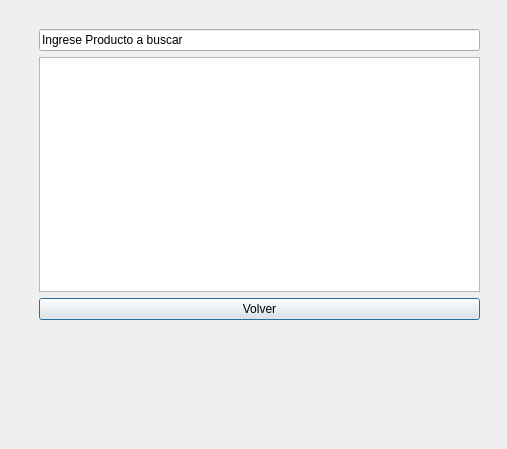
Before: the Qt Designer form ui/ventanaModificarProducto.ui in WGand/ProyectoIS, drawn with Qt 5.
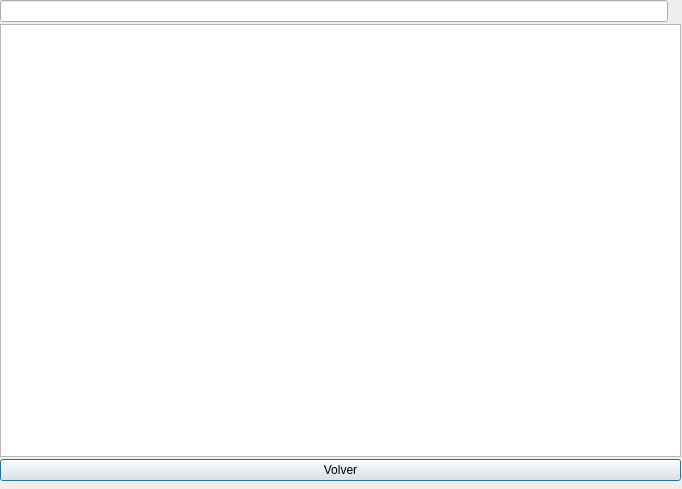
After: the same form once the commit is applied. Icons and pictures are not drawn.

Commit message: ventanaListarInventario, ventanaRegistrarVenta, ventanaModificarProducto

```diff
--- a/ui/ventanaModificarProducto.ui
+++ b/ui/ventanaModificarProducto.ui
@@ -6,8 +6,8 @@
    <rect>
     <x>0</x>
     <y>0</y>
-    <width>507</width>
-    <height>449</height>
+    <width>682</width>
+    <height>489</height>
    </rect>
   </property>
   <property name="windowTitle">
@@ -16,30 +16,57 @@
   <widget class="QWidget" name="verticalLayoutWidget">
    <property name="geometry">
     <rect>
-     <x>39</x>
-     <y>29</y>
-     <width>441</width>
-     <height>291</height>
+     <x>0</x>
+     <y>0</y>
+     <width>681</width>
+     <height>481</height>
     </rect>
    </property>
-   <layout class="QVBoxLayout" name="verticalLayout">
-    <item>
-     <widget class="QLineEdit" name="campoTexto">
-      <property name="text">
-       <string>Ingrese Producto a buscar</string>
-      </property>
-     </widget>
-    </item>
-    <item>
-     <widget class="QTableView" name="tableView"/>
-    </item>
-    <item>
+   <layout class="QGridLayout" name="gridLayout" rowstretch="0,0,0">
+    <property name="verticalSpacing">
+     <number>2</number>
+    </property>
+    <item row="2" column="0" colspan="2">
      <widget class="QPushButton" name="pushButton">
       <property name="text">
        <string>Volver</string>
       </property>
      </widget>
     </item>
+    <item row="1" column="0" colspan="2">
+     <widget class="QTableView" name="tableView"/>
+    </item>
+    <item row="0" column="0">
+     <widget class="QLineEdit" name="campoTexto"/>
+    </item>
+    <item row="0" column="1">
+     <widget class="QLabel" name="label">
+      <property name="sizePolicy">
+       <sizepolicy hsizetype="Preferred" vsizetype="Preferred">
+        <horstretch>0</horstretch>
+        <verstretch>0</verstretch>
+       </sizepolicy>
+      </property>
+      <property name="minimumSize">
+       <size>
+        <width>0</width>
+        <height>0</height>
+       </size>
+      </property>
+      <property name="text">
+       <string/>
+      </property>
+      <property name="pixmap">
+       <pixmap>../assets/iconoLupa.png</pixmap>
+      </property>
+      <property name="scaledContents">
+       <bool>true</bool>
+      </property>
+      <property name="margin">
+       <number>0</number>
+      </property>
+     </widget>
+    </item>
    </layout>
   </widget>
  </widget>
```
Left out of the diff: 2 changed lines with no effect on the pictures. The commit also changes 5 other files.
